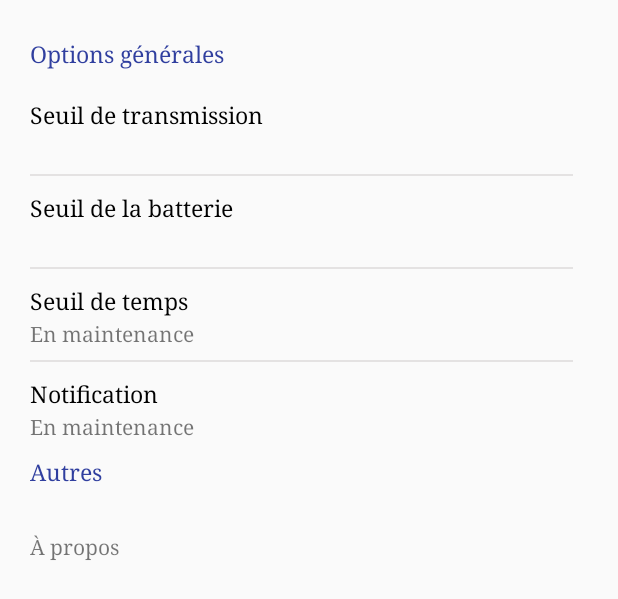
After one commit to guillaume-/WifineOCampus, an Android app: the layout fragment_settings.xml on its own in the app's theme, with its tools: preview values and no code run, on a phone screen of 412 x 824 dp. The commit adds this screen. Shown: the top 599 px of the screen. Run offline under Robolectric (Android 15) with nearby library versions, the phone set to English and light mode, and no system bars.

Commit message:
Version 1.0.0

```diff
--- /dev/null
+++ b/app/src/main/res/layout/fragment_settings.xml
@@ -0,0 +1,158 @@
+<FrameLayout xmlns:android="http://schemas.android.com/apk/res/android"
+    xmlns:tools="http://schemas.android.com/tools"
+    android:layout_width="match_parent"
+    android:layout_height="match_parent"
+    tools:context="com.neocampus.wifishared.fragments.FragmentSettings">
+
+
+    <ScrollView
+        android:layout_width="match_parent"
+        android:layout_height="match_parent"
+        android:layout_marginStart="10dp"
+        android:layout_marginEnd="20dp"
+        android:layout_marginTop="15dp"
+        android:padding="10dp">
+
+        <LinearLayout
+            android:layout_width="match_parent"
+            android:layout_height="wrap_content"
+            android:orientation="vertical">
+
+            <TextView
+                android:text="Options générales"
+                android:layout_width="match_parent"
+                android:layout_height="wrap_content"
+                android:typeface="serif"
+                android:textColor="@color/colorTitleSetting"
+                android:textSize="15sp"
+                android:layout_marginBottom="20dp" />
+
+            <LinearLayout
+                android:orientation="vertical"
+                android:layout_width="match_parent"
+                android:layout_height="wrap_content"
+                android:background="@drawable/cu_solid_bottom_border"
+                android:onClick="onClickToDataConfig">
+
+                <TextView
+                    android:text="@string/seuil_de_transmission"
+                    android:typeface="serif"
+                    android:layout_width="match_parent"
+                    android:layout_height="wrap_content"
+                    android:layout_marginBottom="2dp"
+                    android:textColor="@android:color/black"
+                    android:textSize="15sp" />
+
+                <TextView
+                    android:typeface="serif"
+                    android:layout_width="match_parent"
+                    android:layout_height="wrap_content"
+                    android:layout_marginBottom="10dp"
+                    android:id="@+id/setting_data" />
+            </LinearLayout>
+
+            <LinearLayout
+                android:orientation="vertical"
+                android:layout_width="match_parent"
+                android:layout_height="match_parent"
+                android:background="@drawable/cu_solid_bottom_border"
+                android:onClick="onClickToBatterieConfig">
+
+                <TextView
+                    android:text="@string/seuil_de_la_batterie"
+                    android:layout_width="match_parent"
+                    android:layout_height="wrap_content"
+                    android:typeface="serif"
+                    android:layout_marginBottom="2dp"
+                    android:textColor="@android:color/black"
+                    android:textSize="15sp"
+                    android:layout_marginTop="10dp" />
+
+                <TextView
+                    android:layout_width="match_parent"
+                    android:layout_height="wrap_content"
+                    android:typeface="serif"
+                    android:layout_marginBottom="10dp"
+                    android:id="@+id/setting_batterie" />
+            </LinearLayout>
+
+            <LinearLayout
+                android:orientation="vertical"
+                android:layout_width="match_parent"
+                android:layout_height="match_parent"
+                android:background="@drawable/cu_solid_bottom_border"
+                android:onClick="onClickToTimeConfig">
+
+                <TextView
+                    android:text="@string/seuil_de_temps"
+                    android:layout_width="match_parent"
+                    android:layout_height="wrap_content"
+                    android:typeface="serif"
+                    android:layout_marginBottom="2dp"
+                    android:textColor="@android:color/black"
+                    android:textSize="15sp"
+                    android:layout_marginTop="10dp" />
+
+                <TextView
+                    android:layout_width="match_parent"
+                    android:layout_height="wrap_content"
+                    android:typeface="serif"
+                    android:layout_marginBottom="10dp"
+                    android:id="@+id/setting_time"
+                    android:text="En maintenance" />
+            </LinearLayout>
+
+            <LinearLayout
+                android:orientation="vertical"
+                android:layout_width="match_parent"
+                android:layout_height="match_parent">
+
+                <TextView
+                    android:text="@string/notification"
+                    android:layout_width="match_parent"
+                    android:layout_height="wrap_content"
+                    android:typeface="serif"
+                    android:layout_marginBottom="2dp"
+                    android:textColor="@android:color/black"
+                    android:textSize="15sp"
+                    android:layout_marginTop="10dp" />
+
+                <TextView
+                    android:layout_width="match_parent"
+                    android:layout_height="wrap_content"
+                    android:typeface="serif"
+                    android:layout_marginBottom="10dp"
+                    android:id="@+id/setting_notification"
+                    android:text="En maintenance" />
+            </LinearLayout>
+
+            <TextView
+                android:text="Autres"
+                android:layout_width="match_parent"
+                android:layout_height="wrap_content"
+                android:typeface="serif"
+                android:textColor="@color/colorTitleSetting"
+                android:textSize="15sp"
+                android:layout_marginBottom="20dp" />
+
+            <LinearLayout
+                android:orientation="vertical"
+                android:layout_width="match_parent"
+                android:layout_height="match_parent"
+                android:paddingTop="10dp">
+
+                <TextView
+                    android:text="À propos"
+                    android:layout_width="match_parent"
+                    android:layout_height="wrap_content"
+                    android:typeface="serif"
+                    android:layout_marginBottom="2dp" />
+
+            </LinearLayout>
+
+
+        </LinearLayout>
+    </ScrollView>
+
+
+</FrameLayout>
--- a/app/src/main/res/values/colors.xml
+++ b/app/src/main/res/values/colors.xml
@@ -3,6 +3,7 @@
     <color name="colorPrimary">#3F51B5</color>
     <color name="colorPrimaryDark">#303f9f</color>
     <color name="colorAccent">#18791c</color>
+
 
     <color name="list_item_bg_pressed">#22b6b6b6</color>
     <color name="colorShared">#74182c4a</color>
@@ -17,5 +18,6 @@
     <color name="colorBatterieBackgroundOn">#eff1f4</color>
     <color name="colorBatterieBackgroundOff">#7c879b</color>
     <color name="colorTextContent">#545454</color>
+    <color name="colorTitleSetting">#303f9f</color>
     <color name="test">#c5cee7</color>
 </resources>
--- a/app/src/main/res/values/drawables.xml
+++ b/app/src/main/res/values/drawables.xml
@@ -1,8 +1,3 @@
 <resources xmlns:android="http://schemas.android.com/apk/res/android">
-    <item name="ic_menu_camera" type="drawable">@android:drawable/ic_menu_camera</item>
-    <item name="ic_menu_gallery" type="drawable">@android:drawable/ic_menu_gallery</item>
-    <item name="ic_menu_slideshow" type="drawable">@android:drawable/ic_menu_slideshow</item>
     <item name="ic_menu_manage" type="drawable">@android:drawable/ic_menu_manage</item>
-    <item name="ic_menu_share" type="drawable">@android:drawable/ic_menu_share</item>
-    <item name="ic_menu_send" type="drawable">@android:drawable/ic_menu_send</item>
 </resources>
```
Also changed, not shown: app/src/main/java/com/neocampus/wifishared/activity/MainActivity.java (+7 -10 lines), app/src/main/java/com/neocampus/wifishared/fragments/FragmentHome.java (+1 -19 lines), app/src/main/java/com/neocampus/wifishared/fragments/FragmentSettings.java (added, +90 -0 lines), app/src/main/res/drawable-v21/ic_menu_camera.xml (deleted, +0 -12 lines), app/src/main/res/drawable-v21/ic_menu_gallery.xml (deleted, +0 -9 lines), app/src/main/res/drawable-v21/ic_menu_manage.xml (deleted, +0 -9 lines), app/src/main/res/drawable-v21/ic_menu_send.xml (deleted, +0 -9 lines), app/src/main/res/drawable-v21/ic_menu_share.xml (deleted, +0 -9 lines), app/src/main/res/drawable-v21/ic_menu_slideshow.xml (deleted, +0 -9 lines), app/src/main/res/menu/activity_main_drawer.xml (+11 -19 lines).
